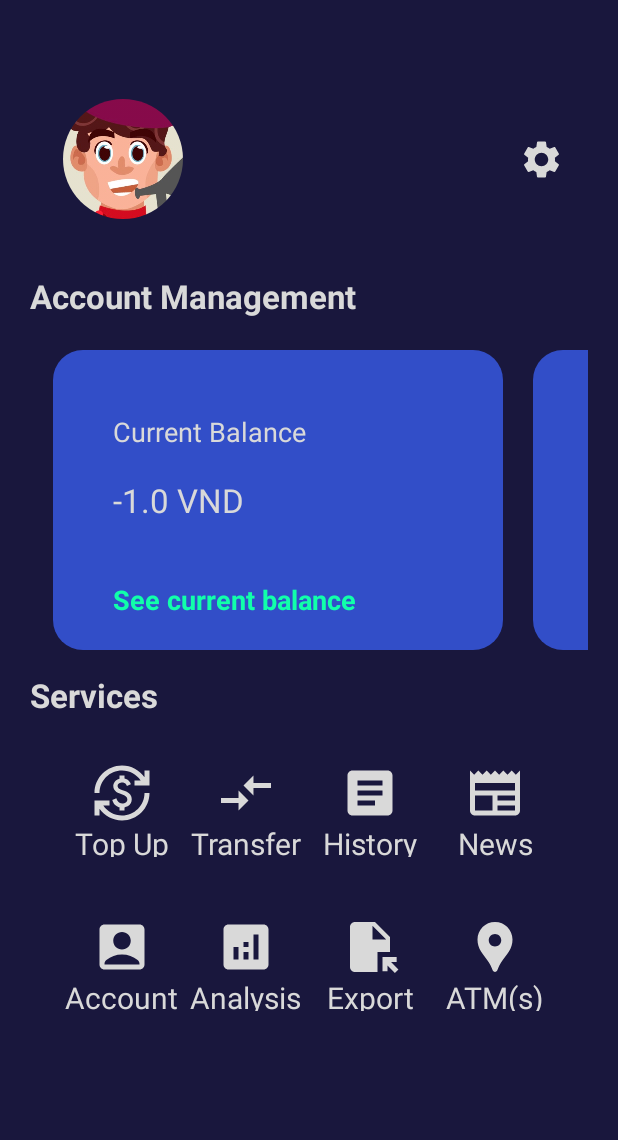
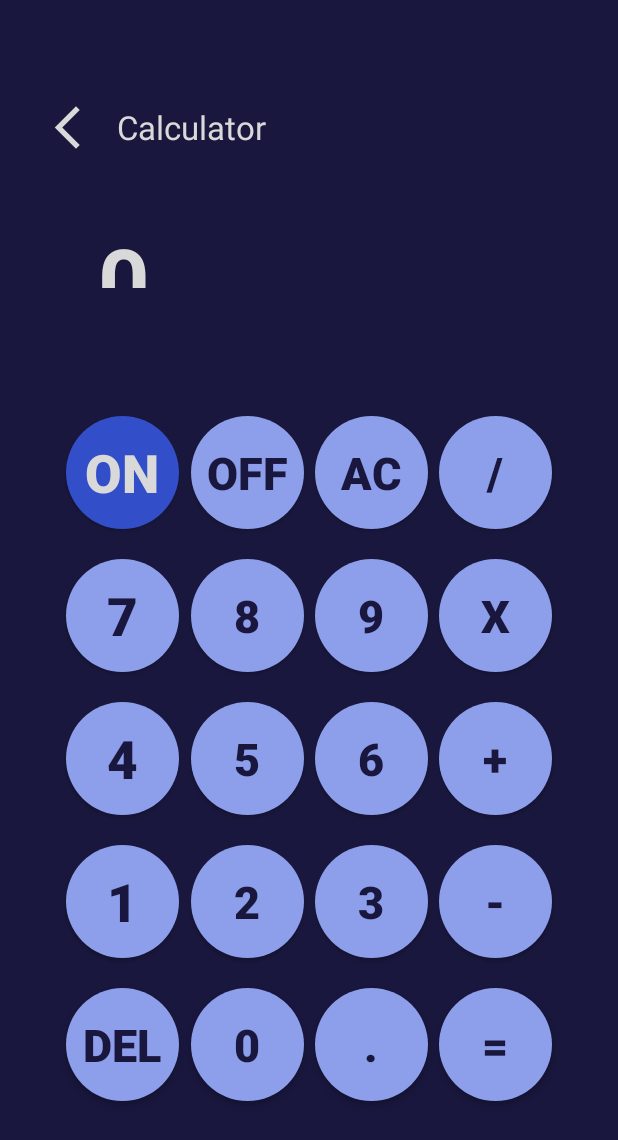
Before and after one commit to MyatThiriMaung3/final_wallet, an Android app: the HomeActivity screen opened directly, with no data from a screen before it, in the side drawer, after a tap on "Calculator", on a phone screen of 412 x 824 dp. Shown: the top 1140 px of the screen. Run offline under Robolectric (Android 15) with nearby library versions, the phone set to English and light mode, and no system bars; our stand-ins replace Firebase (no records; nobody signed in at launch, a user with empty details on screens opened directly).

Commit message:
adding calculator

```diff
--- /dev/null
+++ b/app/src/main/java/tdtu/edu/course/mobiledev/mobileappdevfinalwallet/CalculatorActivity.java
@@ -0,0 +1,152 @@
+package tdtu.edu.course.mobiledev.mobileappdevfinalwallet;
+
+import android.content.Intent;
+import android.os.Bundle;
+import android.view.View;
+import android.widget.Button;
+import android.widget.TextView;
+
+import androidx.activity.EdgeToEdge;
+import androidx.appcompat.app.AppCompatActivity;
+import androidx.core.graphics.Insets;
+import androidx.core.view.ViewCompat;
+import androidx.core.view.WindowInsetsCompat;
+
+import java.util.ArrayList;
+
+public class CalculatorActivity extends AppCompatActivity {
+    Button Num0,Num1,Num2,Num3,Num4,Num5,Num6,Num7,Num8,Num9,NumOn,NumAc,
+            NumDel,NumOff,NumDiv,NumPlus,NumMinus,NumMul,NumPoint,NumEqual;
+    TextView Screen;
+
+    double firstnum;
+    String operation;
+    private String name;
+    @Override
+    protected void onCreate(Bundle savedInstanceState) {
+        super.onCreate(savedInstanceState);
+        EdgeToEdge.enable(this);
+        setContentView(R.layout.activity_calculator);
+
+        Intent intentFromHome = getIntent();
+        name = intentFromHome.getStringExtra("name");
+
+
+        Num0 = findViewById(R.id.num0);
+        Num1 = findViewById(R.id.num1);
+        Num2 = findViewById(R.id.num2);
+        Num3 = findViewById(R.id.num3);
+        Num4 = findViewById(R.id.num4);
+        Num5 = findViewById(R.id.num5);
+        Num6 = findViewById(R.id.num6);
+        Num7 = findViewById(R.id.num7);
+        Num8 = findViewById(R.id.num8);
+        Num9 = findViewById(R.id.num9);
+
+        NumOn = findViewById(R.id.numon);
+        NumAc = findViewById(R.id.numac);
+        NumDel = findViewById(R.id.numdel);
+        NumOff = findViewById(R.id.numoff);
+        NumDiv = findViewById(R.id.numdiv);
+        NumPlus = findViewById(R.id.numplus);
+        NumMinus = findViewById(R.id.numminus);
+        NumMul = findViewById(R.id.nummul);
+        NumPoint = findViewById(R.id.numpoint);
+        NumEqual = findViewById(R.id.numequal);
+
+        Screen = findViewById(R.id.screen);
+        NumOff.setOnClickListener(view -> Screen.setVisibility(View.GONE));
+        NumOn.setOnClickListener(view -> {
+            Screen.setVisibility(View.VISIBLE);
+            Screen.setText("0");
+        });
+
+        ArrayList<Button> nums = new ArrayList<>();
+        nums.add(Num0);
+        nums.add(Num1);
+        nums.add(Num2);
+        nums.add(Num3);
+        nums.add(Num4);
+        nums.add(Num5);
+        nums.add(Num6);
+        nums.add(Num7);
+        nums.add(Num8);
+        nums.add(Num9);
+
+        for(Button b : nums){
+            b.setOnClickListener(view -> {
+                if(!Screen.getText().toString().equals("0")){
+                    Screen.setText(Screen.getText().toString() + b.getText().toString());
+                }else{
+                    Screen.setText(b.getText().toString());
+                }
+            });
+        }
+
+
+        ArrayList<Button> opers = new ArrayList<>();
+        opers.add(NumDiv);
+        opers.add(NumMul);
+        opers.add(NumPlus);
+        opers.add(NumMinus);
+        for (Button b : opers){
+            b.setOnClickListener(view -> {
+                firstnum = Double.parseDouble(Screen.getText().toString());
+                operation = b.getText().toString();
+                Screen.setText("0");
+            });
+        }
+
+        NumAc.setOnClickListener(view -> {
+            firstnum = 0;
+            Screen.setText("0");
+        });
+
+        NumDel.setOnClickListener(view -> {
+            String num = Screen.getText().toString();
+            if (num.length()>1){
+                Screen.setText(num.substring(0,num.length()-1));
+            }else if(num.length()==1&&!num.equals("0")){
+                Screen.setText("0");
+            }
+        });
+
+        NumPoint.setOnClickListener(view -> {
+            if(!Screen.getText().toString().contains(".")){
+                Screen.setText(Screen.getText().toString()+".");
+            }
+        });
+
+
+        NumEqual.setOnClickListener(view -> {
+            double secondNum = Double.parseDouble(Screen.getText().toString());
+            double result;
+            switch(operation){
+                case"/":
+                    result = firstnum/secondNum;
+                    break;
+                case"*":
+                    result = firstnum*secondNum;
+                    break;
+                case"+":
+                    result = firstnum+secondNum;
+                    break;
+                case"-":
+                    result = firstnum-secondNum;
+                    break;
+                default:
+                    result = firstnum+secondNum;
+            }
+            Screen.setText(String.valueOf(result));
+            firstnum = result;
+
+        });
+    }
+
+    public void backHome(View view) {
+        Intent intentHome = new Intent(this, HomeActivity.class);
+        intentHome.putExtra("name", name);
+        startActivity(intentHome);
+        finish();
+    }
+}
--- a/app/src/main/java/tdtu/edu/course/mobiledev/mobileappdevfinalwallet/HomeActivity.java
+++ b/app/src/main/java/tdtu/edu/course/mobiledev/mobileappdevfinalwallet/HomeActivity.java
@@ -133,7 +133,7 @@ public class HomeActivity extends AppCompatActivity {
                         switchToAccountDetails();
                         break;
                     case "Calculator":
-                        Toast.makeText(HomeActivity.this, "Calculator clicked", Toast.LENGTH_SHORT).show();
+                        switchToCalculator();
                         break;
                     case "News":
                         switchToNews();
@@ -162,6 +162,12 @@ public class HomeActivity extends AppCompatActivity {
             }
         });
 
+    }
+
+    private void switchToCalculator() {
+        Intent intentCalculator = new Intent(this, CalculatorActivity.class);
+        intentCalculator.putExtra("name", name);
+        startActivity(intentCalculator);
     }
 
     private void scheduleDailyReport() {
--- /dev/null
+++ b/app/src/main/res/drawable/shape1.xml
@@ -0,0 +1,6 @@
+<?xml version="1.0" encoding="utf-8"?>
+<shape xmlns:android="http://schemas.android.com/apk/res/android"
+    android:shape="oval"
+    >
+    <solid android:color="@color/blue"/>
+</shape>
--- /dev/null
+++ b/app/src/main/res/drawable/shape2.xml
@@ -0,0 +1,6 @@
+<?xml version="1.0" encoding="utf-8"?>
+<shape xmlns:android="http://schemas.android.com/apk/res/android"
+    android:shape="oval"
+    >
+    <solid android:color="@color/lightPurple"/>
+</shape>
--- /dev/null
+++ b/app/src/main/res/layout/activity_calculator.xml
@@ -0,0 +1,291 @@
+<?xml version="1.0" encoding="utf-8"?>
+<LinearLayout xmlns:android="http://schemas.android.com/apk/res/android"
+    xmlns:app="http://schemas.android.com/apk/res-auto"
+    xmlns:tools="http://schemas.android.com/tools"
+    android:id="@+id/main"
+    android:layout_width="match_parent"
+    android:layout_height="match_parent"
+    android:orientation="vertical"
+    android:paddingBottom="80dp"
+    android:paddingTop="20dp"
+    android:paddingRight="20dp"
+    android:paddingLeft="20dp"
+    android:background="@color/darkPurple"
+    tools:context=".CalculatorActivity">
+
+    <LinearLayout
+        android:layout_width="match_parent"
+        android:layout_height="wrap_content"
+        android:orientation="horizontal"
+        android:gravity="center_vertical"
+        android:layout_marginTop="40dp"
+        >
+
+        <ImageView
+            android:id="@+id/back_icon"
+            android:layout_width="50dp"
+            android:layout_height="50dp"
+            android:src="@drawable/ic_arrow_back"
+            android:contentDescription="@string/back_icon"
+            android:padding="8dp"
+            android:onClick="backHome"
+            app:tint="@color/wheatWhite" />
+
+        <TextView
+            android:layout_width="wrap_content"
+            android:layout_height="wrap_content"
+            android:text="Calculator"
+            android:textColor="@color/wheatWhite"
+            android:textSize="22sp"
+            android:layout_marginStart="8dp"/>
+    </LinearLayout>
+
+    <RelativeLayout
+        android:layout_width="match_parent"
+        android:layout_height="wrap_content"
+        >
+
+        <TextView
+            android:layout_width="match_parent"
+            android:layout_height="match_parent"
+            android:text="0"
+            android:id="@+id/screen"
+            android:textColor="@color/wheatWhite"
+            android:textSize="60sp"
+            android:textStyle="bold"
+            android:paddingHorizontal="15dp"
+            android:paddingVertical="35dp"
+            android:layout_marginStart="30dp"
+            android:layout_marginEnd="30dp"
+            android:layout_above="@+id/nums"
+            />
+
+        <LinearLayout
+            android:id="@+id/nums"
+            android:layout_width="match_parent"
+            android:layout_height="wrap_content"
+            android:orientation="horizontal"
+            android:layout_alignParentBottom="true"
+            android:paddingTop="40dp"
+            android:paddingLeft="20dp"
+            android:paddingRight="20dp">
+
+            <LinearLayout
+                android:layout_width="match_parent"
+                android:layout_height="match_parent"
+                android:layout_weight="1"
+                android:orientation="vertical"
+                >
+                <androidx.appcompat.widget.AppCompatButton
+                    android:id="@+id/numon"
+                    android:text="On"
+                    android:textSize="35sp"
+                    android:textStyle="bold"
+                    android:textColor="@color/wheatWhite"
+                    style="@style/Button1"
+                    />
+
+                <androidx.appcompat.widget.AppCompatButton
+                    style="@style/Button2"
+                    android:id="@+id/num7"
+                    android:text="7"
+                    android:textSize="35sp"
+                    android:textStyle="bold"
+                    android:textColor="@color/darkPurple"
+                    />
+
+                <androidx.appcompat.widget.AppCompatButton
+                    style="@style/Button2"
+                    android:text="4"
+                    android:id="@+id/num4"
+                    android:textSize="35sp"
+                    android:textStyle="bold"
+                    android:textColor="@color/darkPurple"
+                    />
+
+                <androidx.appcompat.widget.AppCompatButton
+                    style="@style/Button2"
+                    android:text="1"
+                    android:id="@+id/num1"
+                    android:textSize="35sp"
+                    android:textStyle="bold"
+                    android:textColor="@color/darkPurple"
+                    />
+
+                <androidx.appcompat.widget.AppCompatButton
+                    style="@style/Button2"
+                    android:text="DEL"
+                    android:id="@+id/numdel"
+                    android:textSize="30sp"
+                    android:textStyle="bold"
+                    android:textColor="@color/darkPurple"
+                    />
+
+            </LinearLayout>
+
+            <LinearLayout
+                android:layout_width="match_parent"
+                android:layout_height="match_parent"
+                android:layout_weight="1"
+                android:orientation="vertical"
+                >
+
+                <androidx.appcompat.widget.AppCompatButton
+                    style="@style/Button2"
+                    android:text="Off"
+                    android:id="@+id/numoff"
+                    android:textSize="30sp"
+                    android:textStyle="bold"
+                    android:textColor="@color/darkPurple"
+                    />
+
+                <androidx.appcompat.widget.AppCompatButton
+                    style="@style/Button2"
+                    android:text="8"
+                    android:id="@+id/num8"
+                    android:textSize="30sp"
+                    android:textStyle="bold"
+                    android:textColor="@color/darkPurple"
+                    />
+
+                <androidx.appcompat.widget.AppCompatButton
+                    style="@style/Button2"
+                    android:text="5"
+                    android:id="@+id/num5"
+                    android:textSize="30sp"
+                    android:textStyle="bold"
+                    android:textColor="@color/darkPurple"
+                    />
+
+                <androidx.appcompat.widget.AppCompatButton
+                    style="@style/Button2"
+                    android:text="2"
+                    android:id="@+id/num2"
+                    android:textSize="30sp"
+                    android:textStyle="bold"
+                    android:textColor="@color/darkPurple"
+                    />
+
+                <androidx.appcompat.widget.AppCompatButton
+                    style="@style/Button2"
+                    android:text="0"
+                    android:id="@+id/num0"
+                    android:textSize="30sp"
+                    android:textStyle="bold"
+                    android:textColor="@color/darkPurple"
+                    />
+
+            </LinearLayout>
+
+            <LinearLayout
+                android:layout_width="match_parent"
+                android:layout_height="match_parent"
+                android:layout_weight="1"
+                android:orientation="vertical"
+                >
+
+                <androidx.appcompat.widget.AppCompatButton
+                    style="@style/Button2"
+                    android:text="AC"
+                    android:id="@+id/numac"
+                    android:textSize="30sp"
+                    android:textStyle="bold"
+                    android:textColor="@color/darkPurple"
+                    />
+
+                <androidx.appcompat.widget.AppCompatButton
+                    style="@style/Button2"
+                    android:text="9"
+                    android:id="@+id/num9"
+                    android:textSize="30sp"
+                    android:textStyle="bold"
+                    android:textColor="@color/darkPurple"
+                    />
+
+                <androidx.appcompat.widget.AppCompatButton
+                    style="@style/Button2"
+                    android:text="6"
+                    android:id="@+id/num6"
+                    android:textSize="30sp"
+                    android:textStyle="bold"
+                    android:textColor="@color/darkPurple"
+                    />
+
+                <androidx.appcompat.widget.AppCompatButton
+                    style="@style/Button2"
+                    android:text="3"
+                    android:id="@+id/num3"
+                    android:textSize="30sp"
+                    android:textStyle="bold"
+                    android:textColor="@color/darkPurple"
+                    />
+
+                <androidx.appcompat.widget.AppCompatButton
+                    style="@style/Button2"
+                    android:text="."
+                    android:id="@+id/numpoint"
+                    android:textSize="30sp"
+                    android:textStyle="bold"
+                    android:textColor="@color/darkPurple"
+                    />
+
+            </LinearLayout>
+
+            <LinearLayout
+                android:layout_width="match_parent"
+                android:layout_height="match_parent"
+                android:layout_weight="1"
+                android:orientation="vertical"
+                >
+
+                <androidx.appcompat.widget.AppCompatButton
+                    style="@style/Button2"
+                    android:text="/"
+                    android:id="@+id/numdiv"
+                    android:textSize="30sp"
+                    android:textStyle="bold"
+                    android:textColor="@color/darkPurple"
+                    />
+
+                <androidx.appcompat.widget.AppCompatButton
+                    style="@style/Button2"
+                    android:text="X"
+                    android:id="@+id/nummul"
+                    android:textSize="30sp"
+                    android:textStyle="bold"
+                    android:textColor="@color/darkPurple"
+                    />
+
+                <androidx.appcompat.widget.AppCompatButton
+                    style="@style/Button2"
+                    android:text="+"
+                    android:id="@+id/numplus"
+                    android:textSize="30sp"
+                    android:textStyle="bold"
+                    android:textColor="@color/darkPurple"
+                    />
+
+                <androidx.appcompat.widget.AppCompatButton
+                    style="@style/Button2"
+                    android:text="-"
+                    android:id="@+id/numminus"
+                    android:textSize="30sp"
+                    android:textStyle="bold"
+                    android:textColor="@color/darkPurple"
+                    />
+
+                <androidx.appcompat.widget.AppCompatButton
+                    style="@style/Button2"
+                    android:text="="
+                    android:id="@+id/numequal"
+                    android:textSize="30sp"
+                    android:textStyle="bold"
+                    android:textColor="@color/darkPurple"
+                    />
+
+            </LinearLayout>
+        </LinearLayout>
+
+    </RelativeLayout>
+
+</LinearLayout>
--- /dev/null
+++ b/app/src/main/res/values/styles.xml
@@ -0,0 +1,22 @@
+<?xml version="1.0" encoding="utf-8"?>
+<resources>
+    <style name="Button1">
+        <item name="android:layout_width">75dp</item>
+        <item name="android:layout_height">75dp</item>
+        <item name="android:textStyle">bold</item>
+        <item name="android:layout_gravity">center</item>
+        <item name="android:padding">10dp</item>
+        <item name="android:layout_margin">10dp</item>
+        <item name="android:background">@drawable/shape1</item>
+    </style>
+
+    <style name="Button2">
+        <item name="android:layout_width">75dp</item>
+        <item name="android:layout_height">75dp</item>
+        <item name="android:textStyle">bold</item>
+        <item name="android:layout_gravity">center</item>
+        <item name="android:padding">10dp</item>
+        <item name="android:layout_margin">10dp</item>
+        <item name="android:background">@drawable/shape2</item>
+    </style>
+</resources>
```
Also changed, not shown: app/src/main/AndroidManifest.xml (+10 -5 lines).
